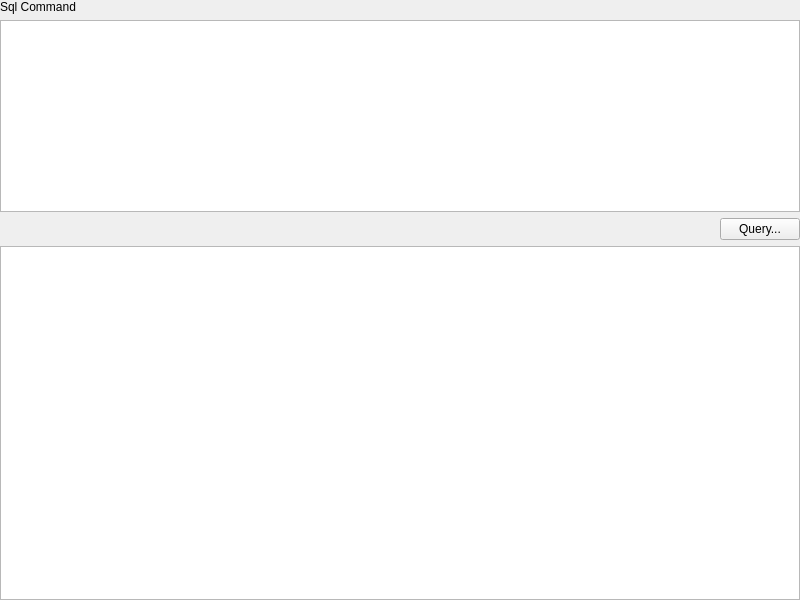
Above: views/SqlCommandView.ui from xcarol/wmm-qt before the change. Below: the same form after it.
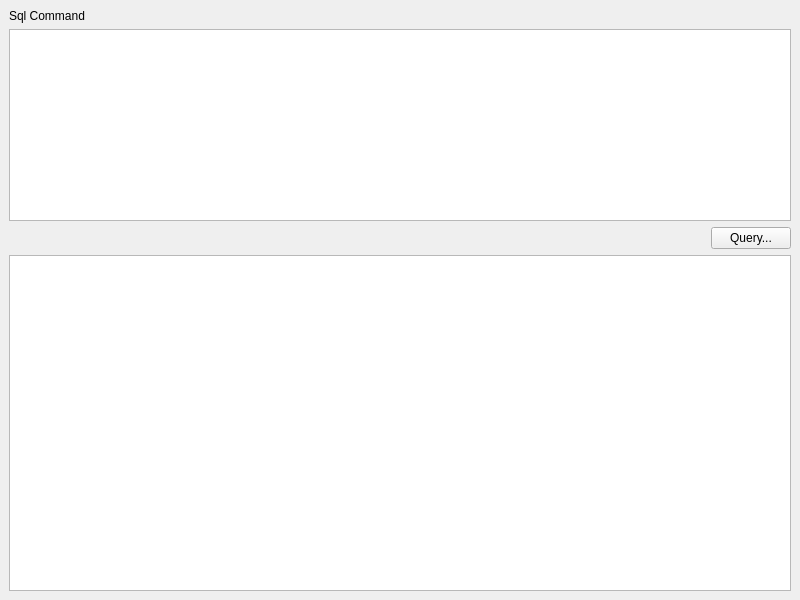
That is the form after the change.

Commit message: fix view width height

The edit to the form file:
```diff
--- a/views/SqlCommandView.ui
+++ b/views/SqlCommandView.ui
@@ -14,15 +14,10 @@
    <string>SqlCommandView</string>
   </property>
   <widget class="QWidget" name="centralwidget">
-   <widget class="QWidget" name="verticalLayoutWidget">
-    <property name="geometry">
-     <rect>
-      <x>0</x>
-      <y>0</y>
-      <width>800</width>
-      <height>600</height>
-     </rect>
-    </property>
+      <layout class="QGridLayout" name="gridLayout_2">
+        <item row="0" column="0">
+          <layout class="QGridLayout" name="gridLayout">
+            <item row="0" column="0">
     <layout class="QVBoxLayout" name="verticalLayout">
      <item>
       <layout class="QHBoxLayout" name="horizontalLayout">
@@ -70,12 +65,15 @@
       </layout>
      </item>
      <item>
-      <widget class="QTableWidget" name="sqlCommandResultTable"/>
-     </item>
-    </layout>
+                  <widget class="QTableWidget" name="sqlCommandResultTable" />
+                </item>
+              </layout>
+            </item>
+          </layout>
+        </item>
+      </layout>
    </widget>
   </widget>
- </widget>
- <resources/>
- <connections/>
+  <resources />
+  <connections />
 </ui>
```
Lines whose indentation alone changed are shown as unchanged. The commit also changes 1 other file.
